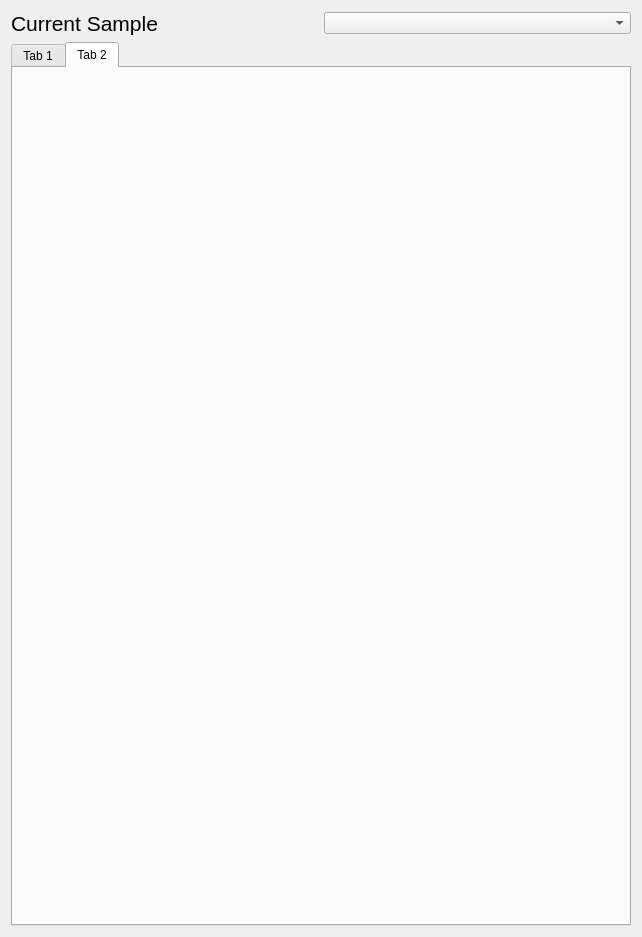
Before: the Qt Designer form resultwindow.ui in hallamlab/MetaPathwaysGUI, drawn with Qt 5.
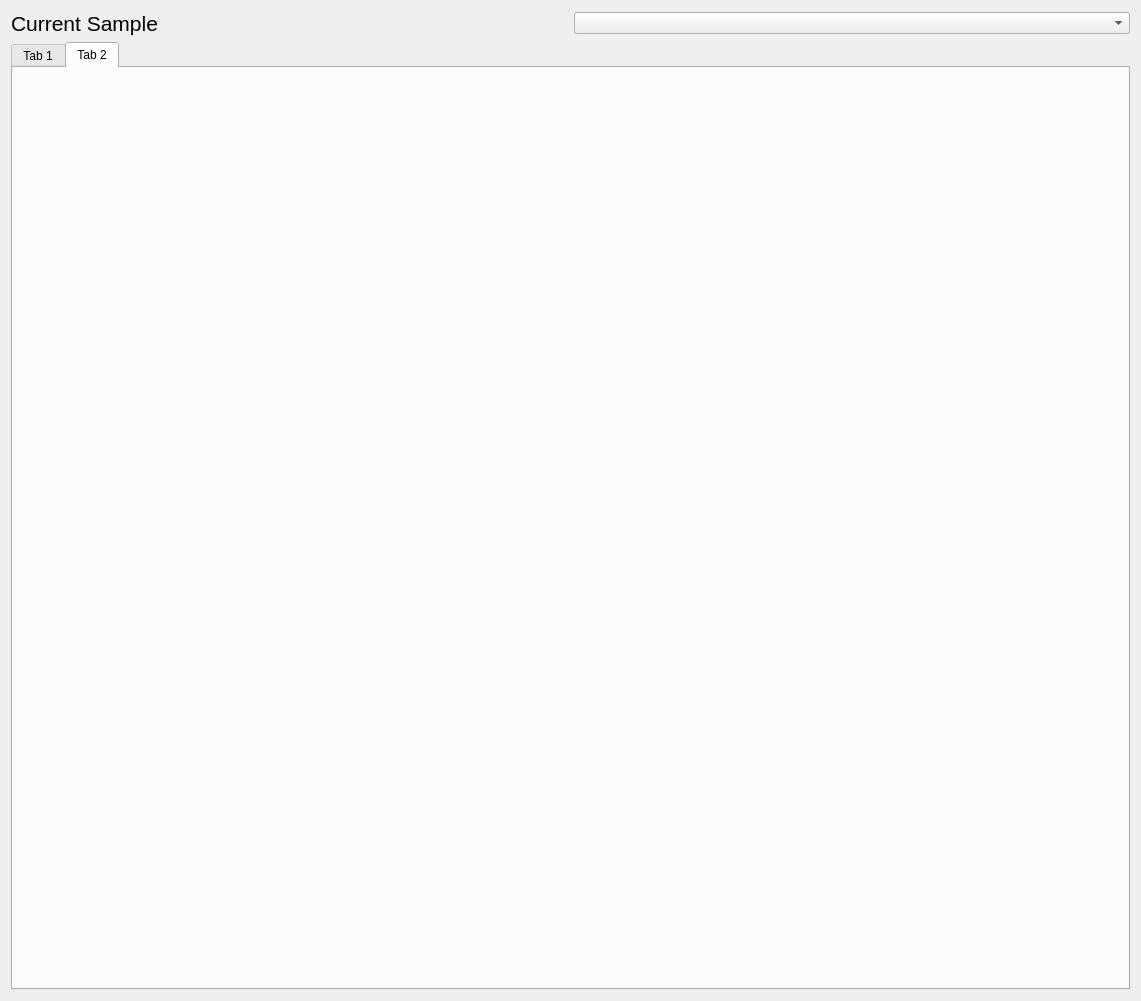
After: the same form once the commit is applied.

```diff
--- a/resultwindow.ui
+++ b/resultwindow.ui
@@ -6,10 +6,16 @@
    <rect>
     <x>0</x>
     <y>0</y>
-    <width>642</width>
-    <height>937</height>
+    <width>1141</width>
+    <height>1001</height>
    </rect>
   </property>
+  <property name="sizePolicy">
+   <sizepolicy hsizetype="MinimumExpanding" vsizetype="MinimumExpanding">
+    <horstretch>0</horstretch>
+    <verstretch>0</verstretch>
+   </sizepolicy>
+  </property>
   <property name="windowTitle">
    <string>Form</string>
   </property>
@@ -34,6 +40,9 @@
      <property name="currentIndex">
       <number>1</number>
      </property>
+     <property name="usesScrollButtons">
+      <bool>true</bool>
+     </property>
      <widget class="QWidget" name="tab">
       <property name="enabled">
        <bool>true</bool>
```
